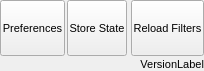
Before: the Qt Designer form src/gui/popupfileaten.ui in trisyoungs/aten, drawn with Qt 5.
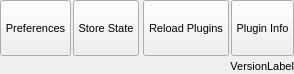
After: the same form once the commit is applied. Icons and pictures are not drawn.

Commit message: Removed filter usage throughout code. Removed FinaliseModel and other read/write-related commands.

Patch:
```diff
--- a/src/gui/popupfileaten.ui
+++ b/src/gui/popupfileaten.ui
@@ -6,8 +6,8 @@
    <rect>
     <x>0</x>
     <y>0</y>
-    <width>204</width>
-    <height>71</height>
+    <width>294</width>
+    <height>74</height>
    </rect>
   </property>
   <property name="sizePolicy">
@@ -61,7 +61,7 @@
       <string>Reload all file filters</string>
      </property>
      <property name="text">
-      <string>Reload Filters</string>
+      <string>Reload Plugins</string>
      </property>
      <property name="icon">
       <iconset resource="icons.qrc">
@@ -137,22 +137,6 @@
      </property>
     </widget>
    </item>
-   <item row="1" column="0" colspan="4">
-    <widget class="QLabel" name="VersionLabel">
-     <property name="sizePolicy">
-      <sizepolicy hsizetype="Minimum" vsizetype="Preferred">
-       <horstretch>0</horstretch>
-       <verstretch>0</verstretch>
-      </sizepolicy>
-     </property>
-     <property name="text">
-      <string>VersionLabel</string>
-     </property>
-     <property name="alignment">
-      <set>Qt::AlignRight|Qt::AlignTrailing|Qt::AlignVCenter</set>
-     </property>
-    </widget>
-   </item>
    <item row="0" column="1">
     <widget class="QToolButton" name="StoreStateButton">
      <property name="sizePolicy">
@@ -203,6 +187,72 @@
      </property>
     </widget>
    </item>
+   <item row="0" column="4">
+    <widget class="QToolButton" name="PluginInfoButton">
+     <property name="sizePolicy">
+      <sizepolicy hsizetype="Expanding" vsizetype="Fixed">
+       <horstretch>0</horstretch>
+       <verstretch>0</verstretch>
+      </sizepolicy>
+     </property>
+     <property name="minimumSize">
+      <size>
+       <width>56</width>
+       <height>56</height>
+      </size>
+     </property>
+     <property name="maximumSize">
+      <size>
+       <width>128</width>
+       <height>56</height>
+      </size>
+     </property>
+     <property name="toolTip">
+      <string>Reload all file filters</string>
+     </property>
+     <property name="text">
+      <string>Plugin Info</string>
+     </property>
+     <property name="icon">
+      <iconset resource="icons.qrc">
+       <normaloff>:/aten/icons/aten_reloadfilters.svg</normaloff>:/aten/icons/aten_reloadfilters.svg</iconset>
+     </property>
+     <property name="iconSize">
+      <size>
+       <width>30</width>
+       <height>30</height>
+      </size>
+     </property>
+     <property name="checkable">
+      <bool>false</bool>
+     </property>
+     <property name="autoExclusive">
+      <bool>false</bool>
+     </property>
+     <property name="toolButtonStyle">
+      <enum>Qt::ToolButtonTextUnderIcon</enum>
+     </property>
+     <property name="autoRaise">
+      <bool>false</bool>
+     </property>
+    </widget>
+   </item>
+   <item row="1" column="0" colspan="5">
+    <widget class="QLabel" name="VersionLabel">
+     <property name="sizePolicy">
+      <sizepolicy hsizetype="Minimum" vsizetype="Preferred">
+       <horstretch>0</horstretch>
+       <verstretch>0</verstretch>
+      </sizepolicy>
+     </property>
+     <property name="text">
+      <string>VersionLabel</string>
+     </property>
+     <property name="alignment">
+      <set>Qt::AlignRight|Qt::AlignTrailing|Qt::AlignVCenter</set>
+     </property>
+    </widget>
+   </item>
   </layout>
  </widget>
  <tabstops>
```
Left out of the diff: 15 changed lines with no effect on the pictures. The commit also changes 81 other files.
